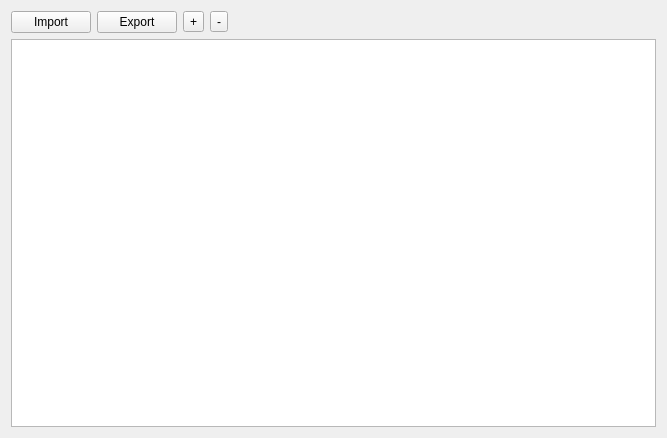
The window that WWplot/ui/table.ui (wwmm/wwplot) describes before a commit, drawn with Qt 5.
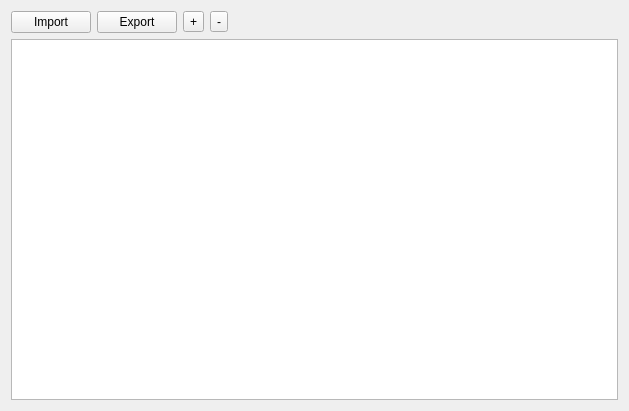
The same window after the commit.

Commit message: improved table resizing

```diff
--- a/WWplot/ui/table.ui
+++ b/WWplot/ui/table.ui
@@ -6,8 +6,8 @@
    <rect>
     <x>0</x>
     <y>0</y>
-    <width>667</width>
-    <height>438</height>
+    <width>629</width>
+    <height>411</height>
    </rect>
   </property>
   <property name="sizePolicy">
@@ -23,19 +23,22 @@
    <item row="1" column="0" colspan="5">
     <widget class="QTableView" name="table_view">
      <property name="sizePolicy">
-      <sizepolicy hsizetype="Expanding" vsizetype="Expanding">
+      <sizepolicy hsizetype="Preferred" vsizetype="Preferred">
        <horstretch>0</horstretch>
        <verstretch>0</verstretch>
       </sizepolicy>
      </property>
      <property name="minimumSize">
       <size>
-       <width>530</width>
+       <width>0</width>
        <height>0</height>
       </size>
      </property>
+     <property name="horizontalScrollBarPolicy">
+      <enum>Qt::ScrollBarAsNeeded</enum>
+     </property>
      <property name="sizeAdjustPolicy">
-      <enum>QAbstractScrollArea::AdjustIgnored</enum>
+      <enum>QAbstractScrollArea::AdjustToContentsOnFirstShow</enum>
      </property>
      <property name="textElideMode">
       <enum>Qt::ElideNone</enum>
```
The commit also changes 2 other files.
